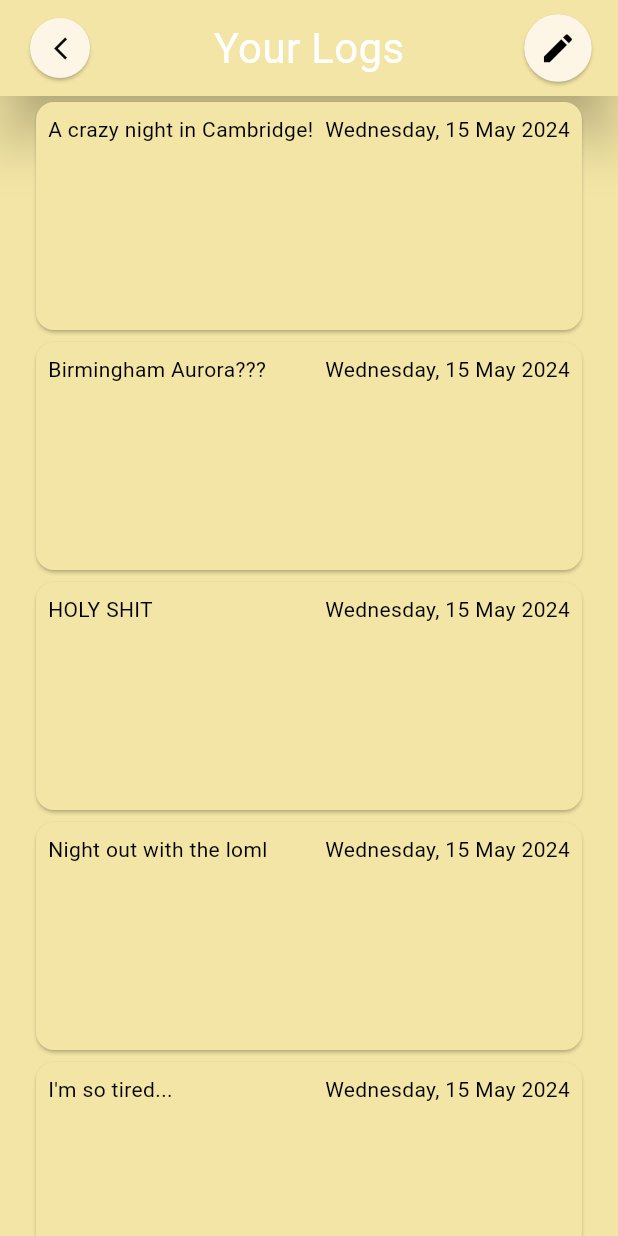
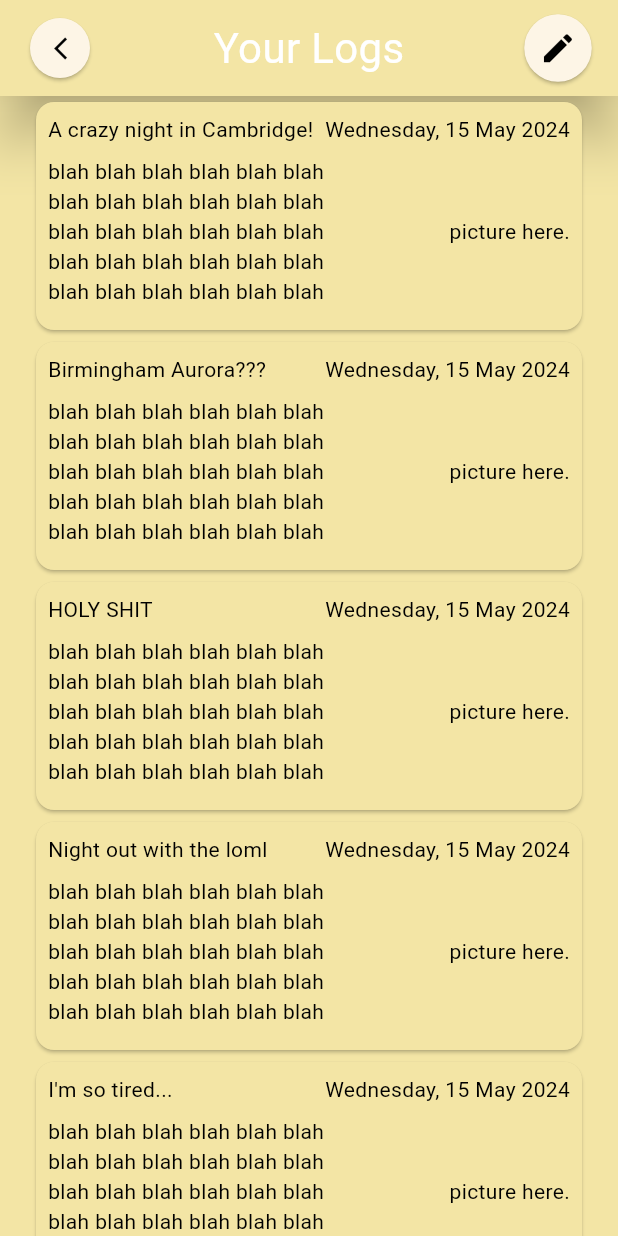
Before and after one commit to johnkimhyuntae/astral, a Flutter app: the LogPage screen opened directly, on a phone screen of 412 x 824 dp. Run offline on Flutter 3.47's test engine with Material 3 defaults, Android fonts, the phone set to English and light mode, and no system bars.

Commit message:
quick change to log entry.

```diff
--- a/lib/log_entry.dart
+++ b/lib/log_entry.dart
@@ -20,20 +20,20 @@ class _LogEntryState extends State<LogEntry> {
         height: 160,
         width: double.infinity,
         child: Card(
-          child: Row(
+          child: Column(
+            children: [
+              Row(
                 children: [
                   Padding(
                     padding: const EdgeInsets.only(left: 8.0, top: 8.0),
                     child: Align(
                       alignment: Alignment.topLeft,
                       child: Text(widget.title,
-                      style: TextStyle(
-                          color: Theme.of(context).colorScheme.primary
+                          style: TextStyle(color: Theme.of(context).colorScheme.primary),
                         ),
                       ),
                   ),
-              ),
-              Spacer(flex: 20),
+                  const Spacer(flex: 20),
                   Padding(
                     padding: const EdgeInsets.only(right: 8.0, top: 8.0),
                     child: Align(
@@ -47,6 +47,40 @@ class _LogEntryState extends State<LogEntry> {
                   ),
                 ],
               ),
+              Row(
+                children: [
+                  Padding(
+                    padding: const EdgeInsets.only(left: 8.0, top: 8.0),
+                    child: Align(
+                      alignment: Alignment.topLeft,
+                      child: SizedBox(
+                        height: 100,
+                        width: 200,
+                        child:
+                          Text("blah blah blah blah blah blah blah blah blah blah blah blah blah blah blah blah blah blah blah blah blah blah blah blah blah blah blah blah blah blah blah blah blah blah blah blah blah blah blah blah ",
+                          style: TextStyle(
+                              color: Theme.of(context).colorScheme.primary
+                          ),
+                          ),
+                      )
+                    ),
+                  ),
+                  const Spacer(flex: 20),
+                  Padding(
+                    padding: const EdgeInsets.only(right: 8.0, top: 8.0),
+                    child: Align(
+                      alignment: Alignment.topRight,
+                      child: Text("picture here.",
+                          style: TextStyle(
+                              color: Theme.of(context).colorScheme.primary
+                              ),
+                            ),
+                    ),
+                  ),
+                ],
+              ),
+            ]
+          ),
         ),
       ),
     );
```
Lines whose indentation alone changed are shown as unchanged.
